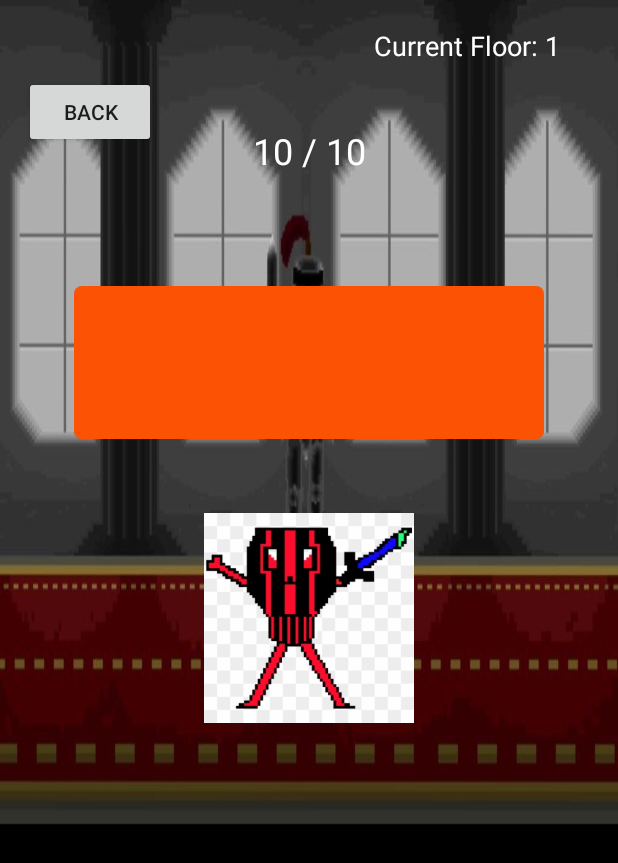
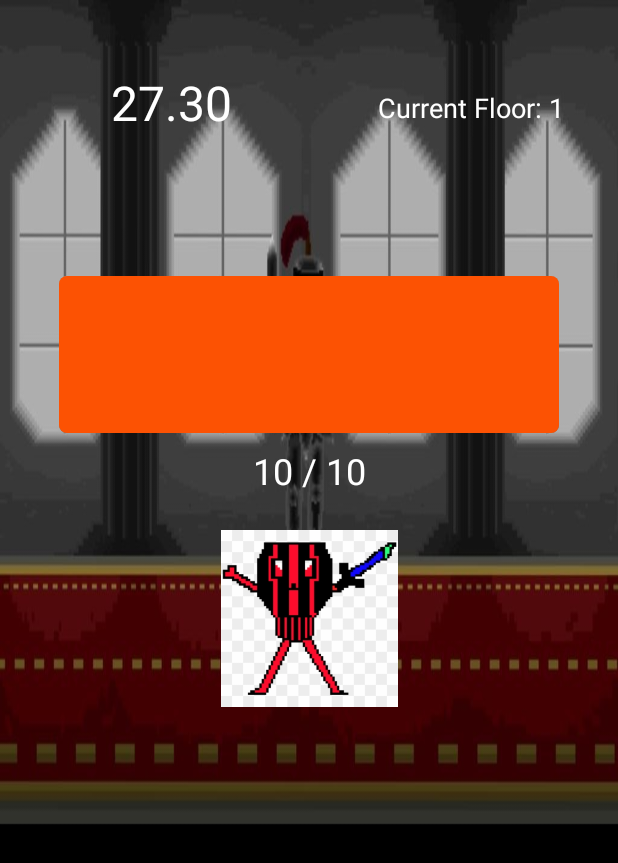
Before and after one commit to ryanegan85/cs441-a7, an Android app: the GameActivity screen opened directly, with no data from a screen before it, on a phone screen of 412 x 824 dp. Shown: the top 863 px of the screen. Run offline under Robolectric (Android 15) with nearby library versions, the phone set to English and light mode, and no system bars.

Commit message:
Added a timer that counts down from 30 seconds and displays a game over message when it hits zero.

```diff
--- a/app/src/main/java/edu/binghamton/cs/cs441_a7/GameActivity.java
+++ b/app/src/main/java/edu/binghamton/cs/cs441_a7/GameActivity.java
@@ -2,12 +2,15 @@ package edu.binghamton.cs.cs441_a7;
 
 import android.content.Intent;
 import android.os.Bundle;
+import android.os.CountDownTimer;
 import android.support.v7.app.AppCompatActivity;
 import android.view.View;
 import android.widget.Button;
 import android.widget.ImageButton;
 import android.widget.ProgressBar;
 import android.widget.TextView;
+
+import org.w3c.dom.Text;
 
 public class GameActivity extends AppCompatActivity {
     private Button mBackButton;
@@ -18,6 +21,10 @@ public class GameActivity extends AppCompatActivity {
     private int mMaxHealth;
     private int mCurrentHealth;
     private int mCurrentFloor;
+    private CountDownTimer mTimer;
+    private long mTimeInMilliseconds = 30000;
+    private boolean mTimeRunning = false;
+    private TextView mTimerText;
 
     @Override
     protected void onCreate(Bundle savedInstanceState) {
@@ -28,6 +35,7 @@ public class GameActivity extends AppCompatActivity {
         int uiOptions = View.SYSTEM_UI_FLAG_FULLSCREEN;
         decorView.setSystemUiVisibility(uiOptions);
 
+        /*
         mBackButton = findViewById(R.id.button6);
         mBackButton.setOnClickListener(new View.OnClickListener() {
             @Override
@@ -35,6 +43,7 @@ public class GameActivity extends AppCompatActivity {
                 openMainActivity();
             }
         });
+        */
 
         mEnemyButton = findViewById(R.id.enemyImageButton);
         mEnemyButton.setOnClickListener(new View.OnClickListener() {
@@ -55,6 +64,10 @@ public class GameActivity extends AppCompatActivity {
 
         mFloorText = findViewById(R.id.floorTextView);
         mCurrentFloor = 1;
+
+        mTimerText = findViewById(R.id.timerText);
+
+        startStop();
     }
 
     public void openMainActivity() {
@@ -87,4 +100,47 @@ public class GameActivity extends AppCompatActivity {
         mFloorText.setText("Current Floor: " + mCurrentFloor);
     }
 
+    public void startStop() {
+        if(mTimeRunning) {
+            stopTimer();
+        } else {
+            startTimer();
+        }
+    }
+
+    public void startTimer() {
+        mTimer = new CountDownTimer(mTimeInMilliseconds, 10) {
+            @Override
+            public void onTick(long millisUntilFinished) {
+                mTimeInMilliseconds = millisUntilFinished;
+                updateTimer();
+            }
+
+            @Override
+            public void onFinish() {
+                mTimerText.setText("GAME OVER!");
+            }
+        }.start();
+
+        mTimeRunning = true;
+    }
+
+    public void stopTimer() {
+        mTimer.cancel();
+        mTimeRunning = false;
+    }
+
+    public void updateTimer() {
+        int seconds = (int) mTimeInMilliseconds / 1000;
+        int hundredthSeconds = (int) mTimeInMilliseconds % 1000 / 10;
+
+        String timeLeft = seconds + ".";
+        if(hundredthSeconds < 10) {
+            timeLeft += "0" + hundredthSeconds;
+        } else {
+            timeLeft += hundredthSeconds;
+        }
+        mTimerText.setText(timeLeft);
+    }
+
 }
--- a/app/src/main/res/layout/activity_game.xml
+++ b/app/src/main/res/layout/activity_game.xml
@@ -6,23 +6,10 @@
     android:layout_height="match_parent"
     android:background="@drawable/hallway">
 
-    <Button
-        android:id="@+id/button6"
-        android:layout_width="wrap_content"
-        android:layout_height="wrap_content"
-        android:layout_marginStart="16dp"
-        android:layout_marginLeft="16dp"
-        android:layout_marginTop="16dp"
-        android:layout_marginBottom="58dp"
-        android:text="Back"
-        app:layout_constraintBottom_toTopOf="@+id/healthBar"
-        app:layout_constraintStart_toStartOf="parent"
-        app:layout_constraintTop_toTopOf="parent" />
-
     <ImageButton
         android:id="@+id/enemyImageButton"
-        android:layout_width="152dp"
-        android:layout_height="140dp"
+        android:layout_width="130dp"
+        android:layout_height="118dp"
         android:adjustViewBounds="true"
         android:background="@null"
         android:scaleType="fitCenter"
@@ -35,48 +22,63 @@
     <ProgressBar
         android:id="@+id/healthBar"
         style="@android:style/Widget.ProgressBar.Horizontal"
-        android:layout_width="0dp"
+        android:layout_width="333dp"
         android:layout_height="0dp"
-        android:layout_marginStart="49dp"
-        android:layout_marginLeft="49dp"
-        android:layout_marginEnd="49dp"
-        android:layout_marginRight="49dp"
-        android:layout_marginBottom="531dp"
-        android:progressTint="#fc5203"
+        android:layout_marginBottom="535dp"
         android:maxHeight="5dp"
         android:min="0"
         android:minHeight="5dp"
+        android:progressTint="#fc5203"
         app:layout_constraintBottom_toBottomOf="parent"
         app:layout_constraintEnd_toEndOf="parent"
         app:layout_constraintStart_toStartOf="parent"
-        app:layout_constraintTop_toBottomOf="@+id/healthTextView" />
+        app:layout_constraintTop_toBottomOf="@+id/timerText" />
 
     <TextView
         android:id="@+id/healthTextView"
-        android:layout_width="116dp"
+        android:layout_width="151dp"
         android:layout_height="0dp"
-        android:layout_marginTop="49dp"
-        android:layout_marginBottom="39dp"
+        android:layout_marginBottom="485dp"
         android:gravity="center"
+        android:text="0 / 0"
+        android:textColor="#FFFFFF"
         android:textSize="24dp"
-        android:textColor="#FFFFFF"
-        android:text="0 / 0"
-        app:layout_constraintBottom_toTopOf="@+id/healthBar"
+        app:layout_constraintBottom_toBottomOf="parent"
         app:layout_constraintEnd_toEndOf="parent"
         app:layout_constraintStart_toStartOf="parent"
-        app:layout_constraintTop_toTopOf="parent" />
+        app:layout_constraintTop_toBottomOf="@+id/healthBar" />
 
     <TextView
         android:id="@+id/floorTextView"
-        android:layout_width="178dp"
-        android:layout_height="29dp"
+        android:layout_width="0dp"
+        android:layout_height="0dp"
         android:layout_marginTop="16dp"
-        android:layout_marginEnd="12dp"
-        android:layout_marginRight="12dp"
+        android:layout_marginBottom="56dp"
         android:gravity="center"
         android:text="Current Floor: 1"
         android:textColor="#FFFFFF"
         android:textSize="18dp"
+        app:layout_constraintBottom_toTopOf="@+id/healthBar"
         app:layout_constraintEnd_toEndOf="parent"
+        app:layout_constraintStart_toEndOf="@+id/timerText"
+        app:layout_constraintTop_toTopOf="parent" />
+
+    <TextView
+        android:id="@+id/timerText"
+        android:layout_width="0dp"
+        android:layout_height="0dp"
+        android:layout_marginStart="15dp"
+        android:layout_marginLeft="15dp"
+        android:layout_marginTop="16dp"
+        android:layout_marginEnd="1dp"
+        android:layout_marginRight="1dp"
+        android:layout_marginBottom="63dp"
+        android:gravity="center"
+        android:text="Timer"
+        android:textColor="#FFFFFF"
+        android:textSize="32dp"
+        app:layout_constraintBottom_toTopOf="@+id/healthBar"
+        app:layout_constraintEnd_toStartOf="@+id/floorTextView"
+        app:layout_constraintStart_toStartOf="parent"
         app:layout_constraintTop_toTopOf="parent" />
 </android.support.constraint.ConstraintLayout>
```
Also changed, not shown: 1 other file.
